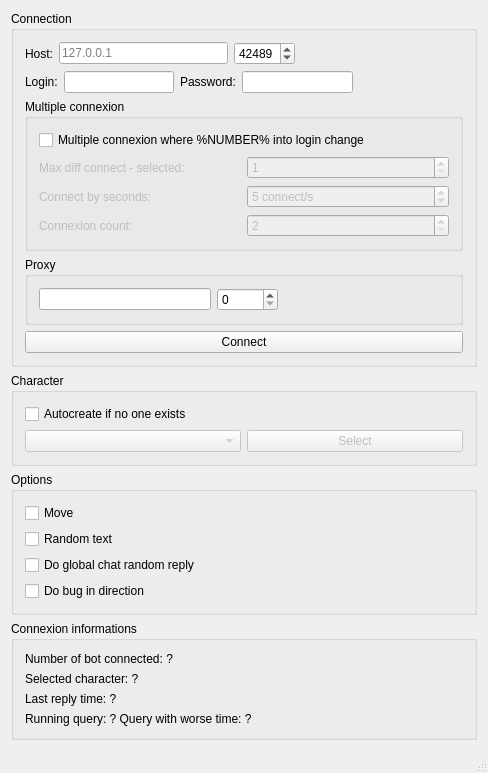
alphaonex86/CatchChallenger, file tools/bot-connection/MainWindow.ui: the form before one commit.
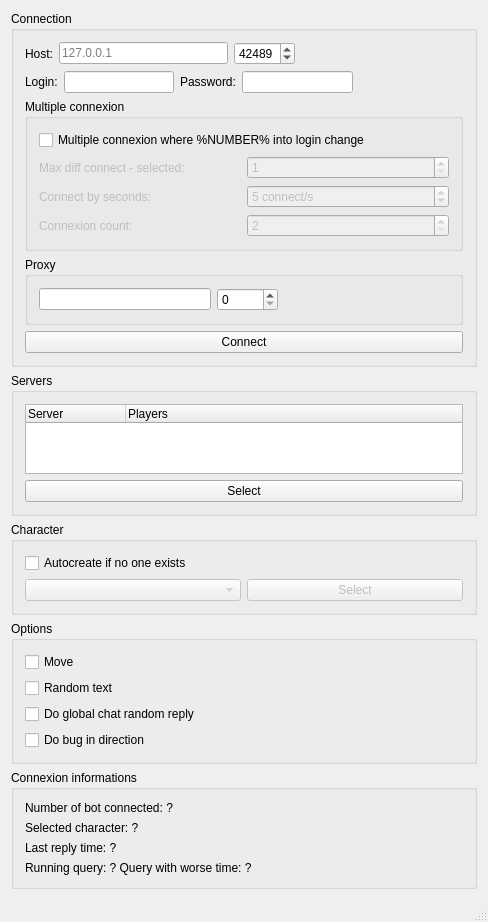
The form after the commit.

What changed in the file:
```diff
--- a/tools/bot-connection/MainWindow.ui
+++ b/tools/bot-connection/MainWindow.ui
@@ -7,7 +7,7 @@
     <x>0</x>
     <y>0</y>
     <width>488</width>
-    <height>685</height>
+    <height>759</height>
    </rect>
   </property>
   <property name="windowTitle">
@@ -256,7 +256,37 @@
      </widget>
     </item>
     <item>
-     <widget class="QGroupBox" name="groupBox_4">
+     <widget class="QGroupBox" name="groupBox_Server">
+      <property name="title">
+       <string>Servers</string>
+      </property>
+      <layout class="QVBoxLayout" name="verticalLayout_8">
+       <item>
+        <widget class="QTreeWidget" name="serverList">
+         <column>
+          <property name="text">
+           <string>Server</string>
+          </property>
+         </column>
+         <column>
+          <property name="text">
+           <string>Players</string>
+          </property>
+         </column>
+        </widget>
+       </item>
+       <item>
+        <widget class="QPushButton" name="serverListSelect">
+         <property name="text">
+          <string>Select</string>
+         </property>
+        </widget>
+       </item>
+      </layout>
+     </widget>
+    </item>
+    <item>
+     <widget class="QGroupBox" name="groupBox_char">
       <property name="title">
        <string>Character</string>
       </property>
```
